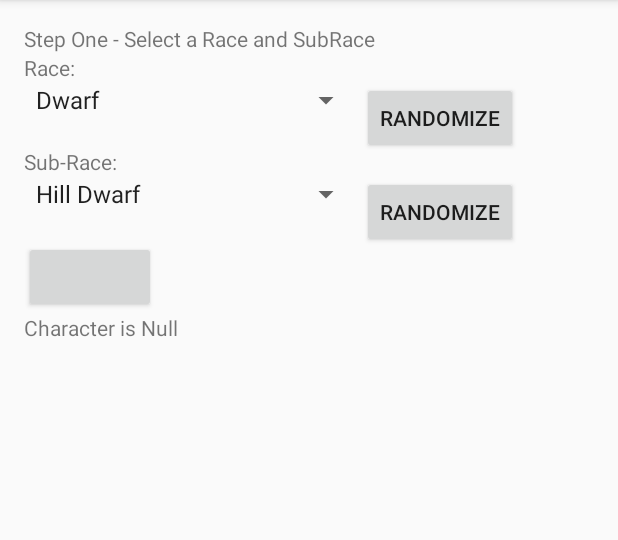
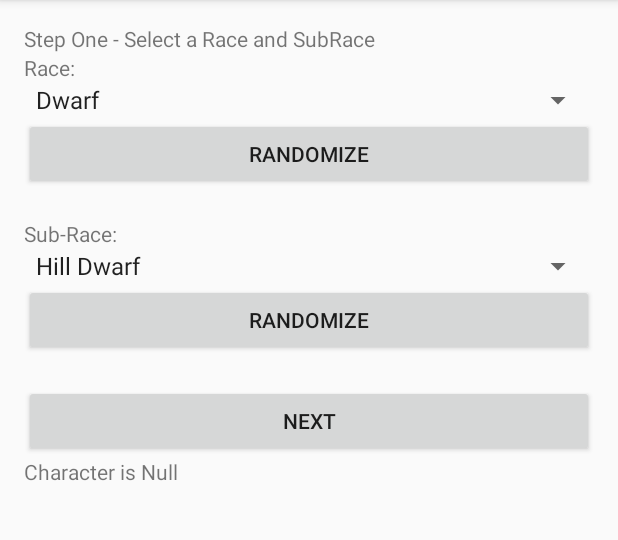
Before and after one commit to cc03532/IT5236, an Android app: the StepOneRace screen opened directly, with no data from a screen before it, on a phone screen of 412 x 824 dp, the part 84-624 px from its top. Run offline under Robolectric (Android 15) with nearby library versions, the phone set to English and light mode, and no system bars; network calls fail; 1 statement that could not run was skipped.

Commit message:
Added More Error Handeling and Streamlined Visuals

```diff
--- a/Mobile/DungeonsAndDragons2/app/src/main/java/com/example/cc03532/dungeonsanddragons/MainActivity.java
+++ b/Mobile/DungeonsAndDragons2/app/src/main/java/com/example/cc03532/dungeonsanddragons/MainActivity.java
@@ -31,7 +31,6 @@ public class MainActivity extends AppCompatActivity {
         final EditText etPassword = (EditText) findViewById(R.id.etPassword);
         final TextView tvRegister = (TextView) findViewById(R.id.tvRegister);
         final Button bLogin = (Button) findViewById(R.id.bLogin);
-        final TextView tvResponse = (TextView) findViewById(R.id.tvResponse);
 
         if (tvRegister != null) {
             tvRegister.setOnClickListener(new View.OnClickListener() {
@@ -79,7 +78,6 @@ public class MainActivity extends AppCompatActivity {
                                             JSONObject jsonItemObject =(response).getJSONObject("Item");
                                             JSONObject jsonPasswordObject = jsonItemObject.getJSONObject("password");
                                             String jsonPasswordValue = jsonPasswordObject.getString("S");
-                                            tvResponse.setText(jsonPasswordValue);
 
                                             if(jsonPasswordValue.equals(vPassword)) {
                                                 Intent intent = new Intent(getApplicationContext(), StepZeroWelcomeScreen.class);
@@ -100,7 +98,7 @@ public class MainActivity extends AppCompatActivity {
 
                                     @Override
                                     public void onErrorResponse(VolleyError error) {
-                                        tvResponse.setText(error.toString());
+                                        error.printStackTrace();
 
                                     }
                                 });
--- a/Mobile/DungeonsAndDragons2/app/src/main/res/layout/activity_step_one_race.xml
+++ b/Mobile/DungeonsAndDragons2/app/src/main/res/layout/activity_step_one_race.xml
@@ -15,76 +15,83 @@
         android:layout_height="wrap_content"
         android:text="@string/step_one_text"/>
 
+    <LinearLayout
+        android:id="@+id/gRace"
+        android:layout_width="match_parent"
+        android:layout_height="wrap_content"
+        android:layout_below="@+id/step_one_header"
+        android:orientation="vertical">
+
         <TextView
             android:id="@+id/race_label"
-        android:layout_width="wrap_content"
+            android:layout_width="match_parent"
             android:layout_height="wrap_content"
-        android:layout_below="@+id/step_one_header"
             android:text="@string/race_text"/>
 
         <Spinner
             android:id="@+id/race_spinner"
-        android:layout_width="225dp"
-        android:layout_height="wrap_content"
-        android:layout_below="@+id/race_label"/>
+            android:layout_width="match_parent"
+            android:layout_height="wrap_content" />
 
         <Button
             android:id="@+id/race_random_button"
-        android:layout_width="wrap_content"
+            android:layout_width="match_parent"
             android:layout_height="wrap_content"
-        android:layout_below="@+id/race_label"
-        android:layout_toRightOf="@+id/race_spinner"
-        android:layout_toEndOf="@id/race_spinner"
             android:text="@string/random"
             android:onClick="raceRandomizer"/>
 
         <TextView
             android:id="@+id/race_description"
-        android:layout_width="wrap_content"
+            android:layout_width="match_parent"
+            android:layout_height="wrap_content" />
+    </LinearLayout>
+
+
+    <LinearLayout
+        android:id="@+id/gSubRace"
+        android:layout_width="match_parent"
         android:layout_height="wrap_content"
-        android:layout_below="@+id/race_spinner"/>
+        android:layout_below="@+id/gRace"
+        android:orientation="vertical">
 
     <TextView
         android:id="@+id/subrace_label"
-        android:layout_width="wrap_content"
+        android:layout_width="match_parent"
         android:layout_height="wrap_content"
-        android:layout_below="@+id/race_description"
         android:text="@string/subrace_text"/>
 
     <Spinner
         android:id="@+id/subrace_spinner"
-        android:layout_width="225dp"
-        android:layout_height="wrap_content"
-        android:layout_below="@+id/subrace_label"/>
+        android:layout_width="match_parent"
+        android:layout_height="wrap_content" />
 
     <Button
         android:id="@+id/subrace_random_button"
-        android:layout_width="wrap_content"
+        android:layout_width="match_parent"
         android:layout_height="wrap_content"
-        android:layout_below="@+id/subrace_label"
-        android:layout_toRightOf="@+id/subrace_spinner"
-        android:layout_toEndOf="@id/subrace_spinner"
         android:text="@string/random"
         android:onClick="subraceRandomizer"/>
 
     <TextView
         android:id="@+id/subrace_description"
-        android:layout_width="wrap_content"
-        android:layout_height="wrap_content"
-        android:layout_below="@+id/subrace_spinner"/>
+        android:layout_width="match_parent"
+        android:layout_height="wrap_content" />
+
+    </LinearLayout>
 
     <Button
         android:id="@+id/step_one_submit"
-        android:layout_width="wrap_content"
+        android:layout_width="match_parent"
         android:layout_height="wrap_content"
-        android:layout_below="@id/subrace_description"
-        android:onClick="stepOneSubmit"/>
+        android:layout_below="@id/gSubRace"
+        android:onClick="stepOneSubmit"
+        android:text="@string/next"/>
 
     <TextView
         android:id="@+id/tvCurrent"
         android:layout_width="match_parent"
         android:layout_height="wrap_content"
-        android:layout_below="@+id/step_one_submit"/>
+        android:layout_below="@+id/step_one_submit" />
 
 
 </RelativeLayout>
--- a/Mobile/DungeonsAndDragons2/app/src/main/res/layout/activity_step_three_ability_scores.xml
+++ b/Mobile/DungeonsAndDragons2/app/src/main/res/layout/activity_step_three_ability_scores.xml
@@ -186,10 +186,11 @@
 
     <Button
         android:id="@+id/step_three_submit"
-        android:layout_width="wrap_content"
+        android:layout_width="match_parent"
         android:layout_height="wrap_content"
         android:layout_below="@id/charisma_group"
-        android:onClick="stepThreeSubmit"/>
+        android:onClick="stepThreeSubmit"
+        android:text="@string/next"/>
 
     <TextView
         android:id="@+id/tvCurrent"
--- a/Mobile/DungeonsAndDragons2/app/src/main/res/layout/activity_step_two_class.xml
+++ b/Mobile/DungeonsAndDragons2/app/src/main/res/layout/activity_step_two_class.xml
@@ -36,10 +36,11 @@
 
     <Button
         android:id="@+id/step_two_submit"
-        android:layout_width="wrap_content"
+        android:layout_width="match_parent"
         android:layout_height="wrap_content"
         android:layout_below="@+id/class_description"
-        android:onClick="stepTwoSubmit"/>
+        android:onClick="stepTwoSubmit"
+        android:text="@string/next"/>
 
     <TextView
         android:id="@+id/tvCurrent"
--- a/Mobile/DungeonsAndDragons2/app/src/main/res/values/strings.xml
+++ b/Mobile/DungeonsAndDragons2/app/src/main/res/values/strings.xml
@@ -95,4 +95,6 @@
     <string name="newCharacter">New Character</string>
     <string name="editCharacter">Edit Character</string>
     <string name="characterName">Character Name</string>
+    <string name="next">Next</string>
+    <string name="save_character">Save Character</string>
 </resources>
```
Also changed, not shown: Mobile/DungeonsAndDragons2/app/src/main/java/com/example/cc03532/dungeonsanddragons/StepFourDescription.java (+45 -24 lines), Mobile/DungeonsAndDragons2/app/src/main/java/com/example/cc03532/dungeonsanddragons/StepZeroWelcomeScreen.java (+6 -3 lines), Mobile/DungeonsAndDragons2/app/src/main/res/layout/activity_main.xml (+4 -8 lines), Mobile/DungeonsAndDragons2/app/src/main/res/layout/activity_step_four_description.xml (+4 -5 lines), Mobile/DungeonsAndDragons2/app/src/main/res/layout/activity_step_zero_welcome_screen.xml (+21 -17 lines). Lines whose indentation alone changed are shown as unchanged.
